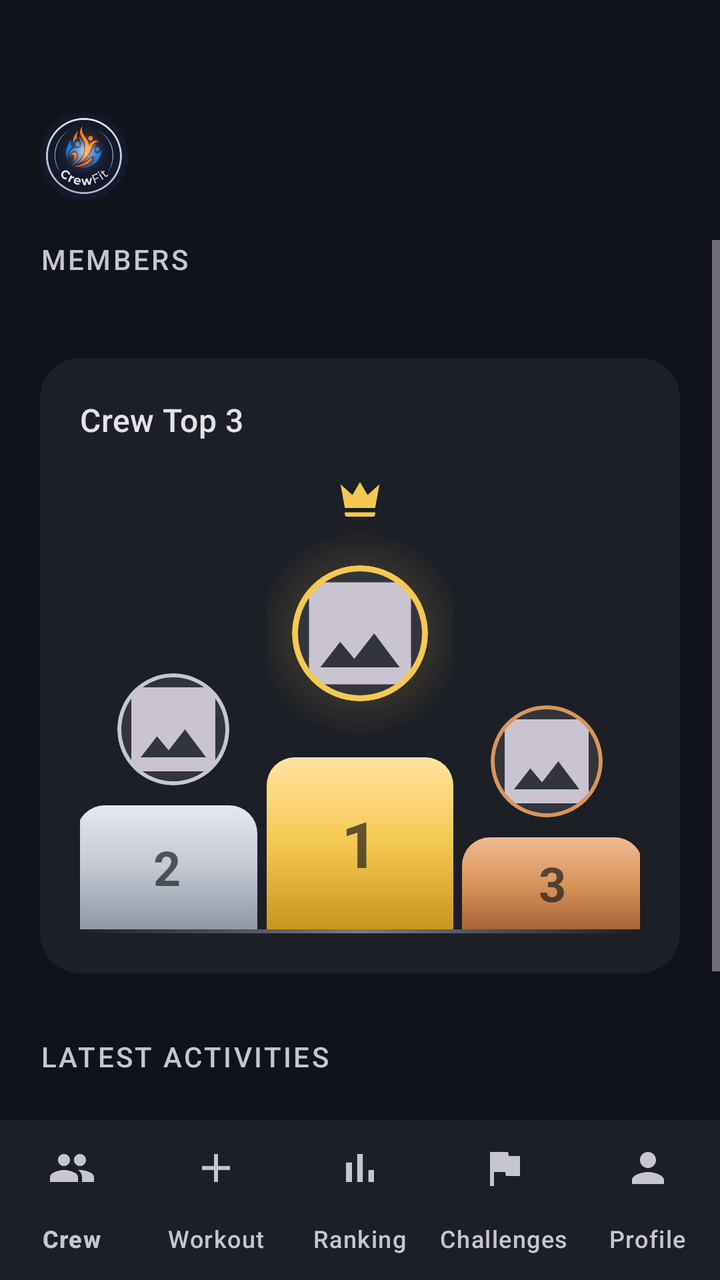
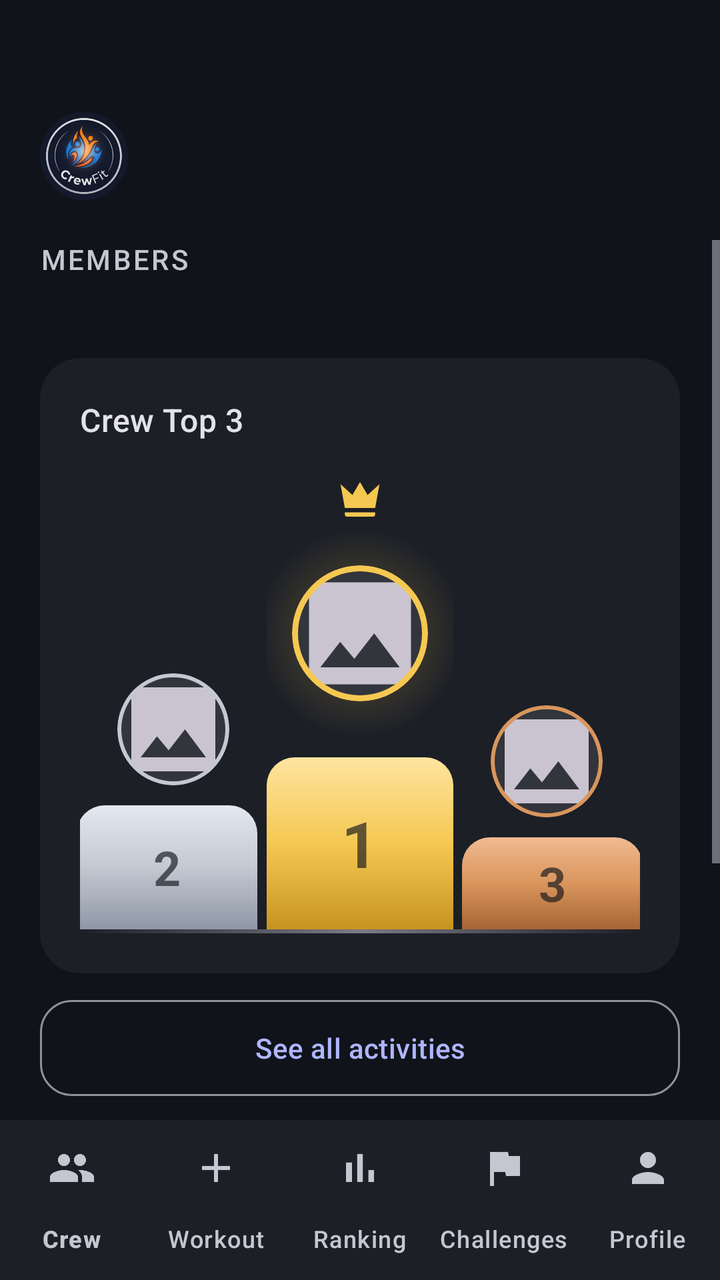

Compare the two renders of this Android layout. The source of the first and the diff that turns it into the second are given below.
<!-- AndroidManifest.xml: application theme Theme.MobileSE -->
<!-- res/layout/screen_main_hub.xml -->
<?xml version="1.0" encoding="utf-8"?>
<androidx.constraintlayout.widget.ConstraintLayout xmlns:android="http://schemas.android.com/apk/res/android"
    xmlns:app="http://schemas.android.com/apk/res-auto"
    android:layout_width="match_parent"
    android:layout_height="match_parent"
    android:background="?attr/colorSurface">

    
    <androidx.constraintlayout.widget.ConstraintLayout
        android:id="@+id/clHeader"
        android:layout_width="match_parent"
        android:layout_height="wrap_content"
        android:paddingTop="56dp"
        android:paddingStart="@dimen/screen_padding_horizontal"
        android:paddingEnd="@dimen/screen_padding_horizontal"
        android:paddingBottom="20dp"
        app:layout_constraintTop_toTopOf="parent">

        <com.google.android.material.card.MaterialCardView
            android:id="@+id/cvHomeLogoContainer"
            android:layout_width="@dimen/logo_size_small"
            android:layout_height="@dimen/logo_size_small"
            app:cardCornerRadius="@dimen/logo_radius_small"
            app:cardElevation="0dp"
            app:strokeWidth="0dp"
            app:cardBackgroundColor="@android:color/transparent"
            app:layout_constraintTop_toTopOf="parent"
            app:layout_constraintStart_toStartOf="parent">

            <ImageView
                android:id="@+id/ivHomeLogo"
                android:layout_width="match_parent"
                android:layout_height="match_parent"
                android:src="@drawable/logo_new"
                android:contentDescription="@string/logo_desc"
                android:scaleType="centerCrop" />
        </com.google.android.material.card.MaterialCardView>

        
        <TextView
            android:id="@+id/tvHomeCrewName"
            android:layout_width="0dp"
            android:layout_height="wrap_content"
            android:textAppearance="?attr/textAppearanceHeadlineSmall"
            android:textColor="?attr/colorOnSurface"
            android:maxLines="2"
            android:ellipsize="end"
            android:layout_marginStart="16dp"
            app:layout_constraintTop_toTopOf="@id/cvHomeLogoContainer"
            app:layout_constraintBottom_toBottomOf="@id/cvHomeLogoContainer"
            app:layout_constraintStart_toEndOf="@id/cvHomeLogoContainer"
            app:layout_constraintEnd_toEndOf="parent" />
    </androidx.constraintlayout.widget.ConstraintLayout>

    <ScrollView
        android:layout_width="match_parent"
        android:layout_height="0dp"
        android:fillViewport="true"
        android:clipToPadding="false"
        app:layout_constraintTop_toBottomOf="@id/clHeader"
        app:layout_constraintBottom_toTopOf="@id/bottomNav">

        <androidx.constraintlayout.widget.ConstraintLayout
            android:layout_width="match_parent"
            android:layout_height="wrap_content">

        <LinearLayout
            style="@style/ContentColumn"
            android:paddingBottom="24dp">

            <TextView
                style="@style/TextAppearance.CrewFit.SectionLabel"
                android:layout_width="wrap_content"
                android:layout_height="wrap_content"
                android:text="@string/members_label" />

            <HorizontalScrollView
                android:id="@+id/hsvMembers"
                android:layout_width="match_parent"
                android:layout_height="wrap_content"
                android:layout_marginTop="12dp"
                android:scrollbars="none">

                <LinearLayout
                    android:id="@+id/llMembersContainer"
                    android:layout_width="wrap_content"
                    android:layout_height="wrap_content"
                    android:orientation="horizontal"
                    android:gravity="center_vertical" />
            </HorizontalScrollView>

            
            <com.google.android.material.card.MaterialCardView
                style="@style/Widget.CrewFit.Card"
                android:layout_width="match_parent"
                android:layout_height="wrap_content"
                android:layout_marginTop="28dp">

                <LinearLayout
                    android:layout_width="match_parent"
                    android:layout_height="wrap_content"
                    android:orientation="vertical"
                    android:padding="@dimen/card_padding">

                    <TextView
                        android:id="@+id/tvRankingLabel"
                        android:layout_width="wrap_content"
                        android:layout_height="wrap_content"
                        android:text="@string/top_3_label"
                        android:textAppearance="?attr/textAppearanceTitleMedium"
                        android:textColor="?attr/colorOnSurface" />

                    <include
                        android:id="@+id/podium"
                        layout="@layout/view_podium"
                        android:layout_width="match_parent"
                        android:layout_height="wrap_content"
                        android:layout_marginTop="16dp" />
                </LinearLayout>
            </com.google.android.material.card.MaterialCardView>

            <TextView
                android:id="@+id/tvLatestActivitiesLabel"
                style="@style/TextAppearance.CrewFit.SectionLabel"
                android:layout_width="wrap_content"
                android:layout_height="wrap_content"
                android:layout_marginTop="32dp"
                android:text="@string/latest_activities_label" />

            <LinearLayout
                android:id="@+id/llLatestActivitiesContainer"
                android:layout_width="match_parent"
                android:layout_height="wrap_content"
                android:orientation="vertical"
                android:layout_marginTop="12dp" />

            
            <com.google.android.material.button.MaterialButton
                android:id="@+id/btnAllActivities"
                style="@style/Widget.CrewFit.Button.Outlined"
                android:layout_width="match_parent"
                android:layout_height="wrap_content"
                android:layout_marginTop="20dp"
                android:text="@string/see_all_activities" />

        </LinearLayout>
        </androidx.constraintlayout.widget.ConstraintLayout>
    </ScrollView>

    <com.google.android.material.bottomnavigation.BottomNavigationView
        android:id="@+id/bottomNav"
        style="@style/Widget.CrewFit.BottomNav"
        android:layout_width="match_parent"
        android:layout_height="wrap_content"
        app:menu="@menu/menu_bottom_nav"
        app:layout_constraintBottom_toBottomOf="parent" />

</androidx.constraintlayout.widget.ConstraintLayout>
<!-- res/layout/view_podium.xml (included above) -->
<?xml version="1.0" encoding="utf-8"?>
<LinearLayout xmlns:android="http://schemas.android.com/apk/res/android"
    xmlns:app="http://schemas.android.com/apk/res-auto"
    android:layout_width="match_parent"
    android:layout_height="wrap_content"
    android:orientation="vertical">

    <LinearLayout
        android:layout_width="match_parent"
        android:layout_height="wrap_content"
        android:orientation="horizontal"
        android:baselineAligned="false"
        android:gravity="bottom">

        
        <LinearLayout
            android:id="@+id/llPodiumSecond"
            android:layout_width="0dp"
            android:layout_height="wrap_content"
            android:layout_weight="1"
            android:orientation="vertical"
            android:gravity="center_horizontal|bottom">

            <com.google.android.material.card.MaterialCardView
                android:id="@+id/cvPodiumSecond"
                android:layout_width="@dimen/podium_avatar_size"
                android:layout_height="@dimen/podium_avatar_size"
                android:layout_marginBottom="10dp"
                app:cardCornerRadius="@dimen/podium_avatar_radius"
                app:cardElevation="0dp"
                app:strokeWidth="2dp"
                app:strokeColor="@color/podium_second"
                app:cardBackgroundColor="?attr/colorSurfaceContainerHighest">

                <ImageView
                    android:id="@+id/ivPodiumSecond"
                    android:layout_width="match_parent"
                    android:layout_height="match_parent"
                    android:scaleType="centerCrop"
                    android:contentDescription="@string/profile_desc"
                    android:src="@drawable/ic_image" />
            </com.google.android.material.card.MaterialCardView>

            <FrameLayout
                android:layout_width="match_parent"
                android:layout_height="@dimen/podium_block_second_height"
                android:layout_marginEnd="3dp"
                android:background="@drawable/bg_podium_block_second">

                <TextView
                    android:layout_width="wrap_content"
                    android:layout_height="wrap_content"
                    android:layout_gravity="center"
                    android:text="@string/podium_rank_2"
                    android:textAppearance="?attr/textAppearanceHeadlineSmall"
                    android:textStyle="bold"
                    android:textColor="@color/podium_rank_label" />
            </FrameLayout>
        </LinearLayout>

        
        <LinearLayout
            android:id="@+id/llPodiumFirst"
            android:layout_width="0dp"
            android:layout_height="wrap_content"
            android:layout_weight="1"
            android:orientation="vertical"
            android:gravity="center_horizontal|bottom">

            
            <LinearLayout
                android:id="@+id/llPodiumFirstAvatar"
                android:layout_width="wrap_content"
                android:layout_height="wrap_content"
                android:orientation="vertical"
                android:gravity="center_horizontal">

            <ImageView
                android:layout_width="@dimen/podium_crown_size"
                android:layout_height="@dimen/podium_crown_size"
                android:layout_marginBottom="2dp"
                android:contentDescription="@null"
                android:src="@drawable/ic_crown" />

            
            <FrameLayout
                android:layout_width="wrap_content"
                android:layout_height="wrap_content"
                android:layout_marginBottom="10dp">

                <View
                    android:layout_width="@dimen/podium_glow_size"
                    android:layout_height="@dimen/podium_glow_size"
                    android:layout_gravity="center"
                    android:background="@drawable/bg_podium_glow" />

                <com.google.android.material.card.MaterialCardView
                    android:layout_width="@dimen/podium_avatar_size_first"
                    android:layout_height="@dimen/podium_avatar_size_first"
                    android:layout_gravity="center"
                    app:cardCornerRadius="@dimen/podium_avatar_radius_first"
                    app:cardElevation="0dp"
                    app:strokeWidth="3dp"
                    app:strokeColor="@color/podium_first"
                    app:cardBackgroundColor="?attr/colorSurfaceContainerHighest">

                    <ImageView
                        android:id="@+id/ivPodiumFirst"
                        android:layout_width="match_parent"
                        android:layout_height="match_parent"
                        android:scaleType="centerCrop"
                        android:contentDescription="@string/profile_desc"
                        android:src="@drawable/ic_image" />
                </com.google.android.material.card.MaterialCardView>
            </FrameLayout>
            </LinearLayout>

            <FrameLayout
                android:layout_width="match_parent"
                android:layout_height="@dimen/podium_block_first_height"
                android:background="@drawable/bg_podium_block_first">

                <TextView
                    android:layout_width="wrap_content"
                    android:layout_height="wrap_content"
                    android:layout_gravity="center"
                    android:text="@string/podium_rank_1"
                    android:textAppearance="?attr/textAppearanceHeadlineLarge"
                    android:textStyle="bold"
                    android:textColor="@color/podium_rank_label" />
            </FrameLayout>
        </LinearLayout>

        
        <LinearLayout
            android:id="@+id/llPodiumThird"
            android:layout_width="0dp"
            android:layout_height="wrap_content"
            android:layout_weight="1"
            android:orientation="vertical"
            android:gravity="center_horizontal|bottom">

            <com.google.android.material.card.MaterialCardView
                android:id="@+id/cvPodiumThird"
                android:layout_width="@dimen/podium_avatar_size"
                android:layout_height="@dimen/podium_avatar_size"
                android:layout_marginBottom="10dp"
                app:cardCornerRadius="@dimen/podium_avatar_radius"
                app:cardElevation="0dp"
                app:strokeWidth="2dp"
                app:strokeColor="@color/podium_third"
                app:cardBackgroundColor="?attr/colorSurfaceContainerHighest">

                <ImageView
                    android:id="@+id/ivPodiumThird"
                    android:layout_width="match_parent"
                    android:layout_height="match_parent"
                    android:scaleType="centerCrop"
                    android:contentDescription="@string/profile_desc"
                    android:src="@drawable/ic_image" />
            </com.google.android.material.card.MaterialCardView>

            <FrameLayout
                android:layout_width="match_parent"
                android:layout_height="@dimen/podium_block_third_height"
                android:layout_marginStart="3dp"
                android:background="@drawable/bg_podium_block_third">

                <TextView
                    android:layout_width="wrap_content"
                    android:layout_height="wrap_content"
                    android:layout_gravity="center"
                    android:text="@string/podium_rank_3"
                    android:textAppearance="?attr/textAppearanceHeadlineSmall"
                    android:textStyle="bold"
                    android:textColor="@color/podium_rank_label" />
            </FrameLayout>
        </LinearLayout>

    </LinearLayout>

    <View
        android:layout_width="match_parent"
        android:layout_height="2dp"
        android:background="@drawable/bg_podium_floor" />

</LinearLayout>
<!-- resources referenced by this layout -->
<resources>
  <color name="podium_first">#F5C851</color>
  <color name="podium_rank_label">#A6101319</color>
  <color name="podium_second">#C3C8D2</color>
  <color name="podium_third">#D9955C</color>
  <dimen name="card_padding">20dp</dimen>
  <dimen name="logo_radius_small">22dp</dimen>
  <dimen name="logo_size_small">44dp</dimen>
  <dimen name="podium_avatar_radius">28dp</dimen>
  <dimen name="podium_avatar_radius_first">34dp</dimen>
  <dimen name="podium_avatar_size">56dp</dimen>
  <dimen name="podium_avatar_size_first">68dp</dimen>
  <dimen name="podium_block_first_height">86dp</dimen>
  <dimen name="podium_block_second_height">62dp</dimen>
  <dimen name="podium_block_third_height">46dp</dimen>
  <dimen name="podium_crown_size">26dp</dimen>
  <dimen name="podium_glow_size">104dp</dimen>
  <dimen name="screen_padding_horizontal">20dp</dimen>
  <string name="latest_activities_label">Latest Activities</string>
  <string name="logo_desc">CrewFit Logo</string>
  <string name="members_label">Members</string>
  <string name="podium_rank_1">1</string>
  <string name="podium_rank_2">2</string>
  <string name="podium_rank_3">3</string>
  <string name="profile_desc">Profile</string>
  <string name="see_all_activities">See all activities</string>
  <string name="top_3_label">Crew Top 3</string>
  <style name="Theme.MobileSE" parent="Base.Theme.MobileSE" />
  <color name="podium_first_light">#FFE4A0</color>
  <color name="podium_first_deep">#C79420</color>
  <color name="podium_second_light">#E4E8EF</color>
  <color name="podium_second_deep">#8F97A5</color>
  <color name="podium_third_light">#F0BA92</color>
  <color name="podium_third_deep">#A66535</color>
  <dimen name="content_max_width">2000dp</dimen>
  <color name="md_on_surface_variant">#C6C6D0</color>
  <color name="md_surface_container">#1C1F26</color>
  <style name="Widget.CrewFit.BottomNav.Indicator" parent="Widget.Material3.BottomNavigationView.ActiveIndicator">
          <item name="android:color">@android:color/transparent</item>
      </style>
  <color name="md_primary">#AEB6FF</color>
  <style name="ShapeAppearance.CrewFit.Medium" parent="ShapeAppearance.Material3.Corner.Medium">
          <item name="cornerSize">20dp</item>
      </style>
  <color name="md_on_primary">#1B1B5C</color>
  <color name="md_primary_container">#3A3F9E</color>
  <color name="md_on_primary_container">#E0E3FF</color>
  <color name="md_secondary">#6FE7B7</color>
  <color name="md_on_secondary">#00382A</color>
  <color name="md_secondary_container">#00513E</color>
  <color name="md_on_secondary_container">#8CFFD1</color>
  <color name="md_tertiary">#FFB77C</color>
  <color name="md_on_tertiary">#4A2800</color>
  <color name="md_tertiary_container">#6A3B00</color>
  <color name="md_on_tertiary_container">#FFDCC2</color>
  <color name="md_error">#FFB4AB</color>
  <color name="md_on_error">#690005</color>
  <color name="md_error_container">#93000A</color>
  <color name="md_on_error_container">#FFDAD6</color>
  <color name="md_surface">#101319</color>
  <color name="md_on_surface">#E3E2E9</color>
  <color name="md_surface_variant">#45464F</color>
  <color name="md_surface_container_lowest">#0B0E13</color>
  <color name="md_surface_container_low">#181B21</color>
  <color name="md_surface_container_high">#272A31</color>
  <color name="md_surface_container_highest">#32353C</color>
  <color name="md_outline">#90909A</color>
  <color name="md_outline_variant">#45464F</color>
  <color name="md_inverse_surface">#E3E2E9</color>
  <color name="md_inverse_on_surface">#2E3036</color>
  <style name="ShapeAppearance.CrewFit.Small" parent="ShapeAppearance.Material3.Corner.Small">
          <item name="cornerSize">12dp</item>
      </style>
  <style name="ShapeAppearance.CrewFit.Large" parent="ShapeAppearance.Material3.Corner.Large">
          <item name="cornerSize">28dp</item>
      </style>
  <!-- unchanged entries left out for length: 21 -->
</resources>

<!-- the commit's change to res/layout/screen_main_hub.xml (unified diff, before → after) -->
@@ -58,7 +58,7 @@
         android:fillViewport="true"
         android:clipToPadding="false"
         app:layout_constraintTop_toBottomOf="@id/clHeader"
-        app:layout_constraintBottom_toTopOf="@id/bottomNav">
+        app:layout_constraintBottom_toTopOf="@id/btnAllActivities">
 
         <androidx.constraintlayout.widget.ConstraintLayout
             android:layout_width="match_parent"
@@ -134,18 +134,25 @@
                 android:orientation="vertical"
                 android:layout_marginTop="12dp" />
 
-            
-            <com.google.android.material.button.MaterialButton
-                android:id="@+id/btnAllActivities"
-                style="@style/Widget.CrewFit.Button.Outlined"
-                android:layout_width="match_parent"
-                android:layout_height="wrap_content"
-                android:layout_marginTop="20dp"
-                android:text="@string/see_all_activities" />
-
         </LinearLayout>
         </androidx.constraintlayout.widget.ConstraintLayout>
     </ScrollView>
+
+    
+    <com.google.android.material.button.MaterialButton
+        android:id="@+id/btnAllActivities"
+        style="@style/Widget.CrewFit.Button.Outlined"
+        android:layout_width="0dp"
+        android:layout_height="wrap_content"
+        android:layout_marginStart="@dimen/screen_padding_horizontal"
+        android:layout_marginEnd="@dimen/screen_padding_horizontal"
+        android:layout_marginTop="8dp"
+        android:layout_marginBottom="8dp"
+        android:text="@string/see_all_activities"
+        app:layout_constraintStart_toStartOf="parent"
+        app:layout_constraintEnd_toEndOf="parent"
+        app:layout_constraintWidth_max="@dimen/content_max_width"
+        app:layout_constraintBottom_toTopOf="@id/bottomNav" />
 
     <com.google.android.material.bottomnavigation.BottomNavigationView
         android:id="@+id/bottomNav"
